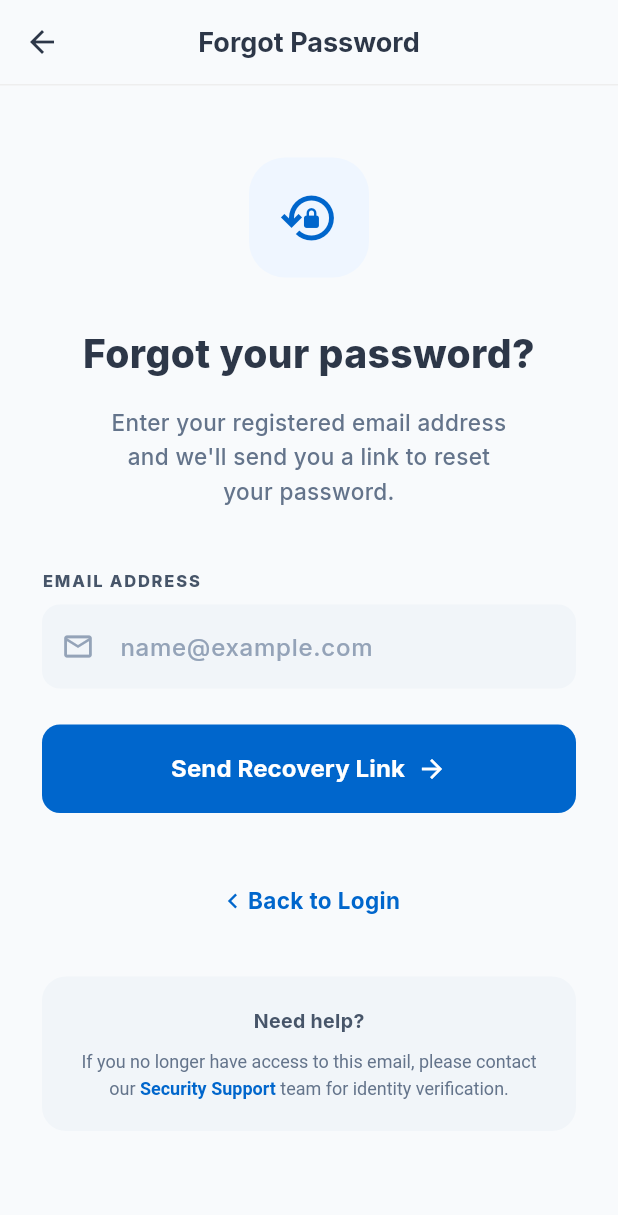
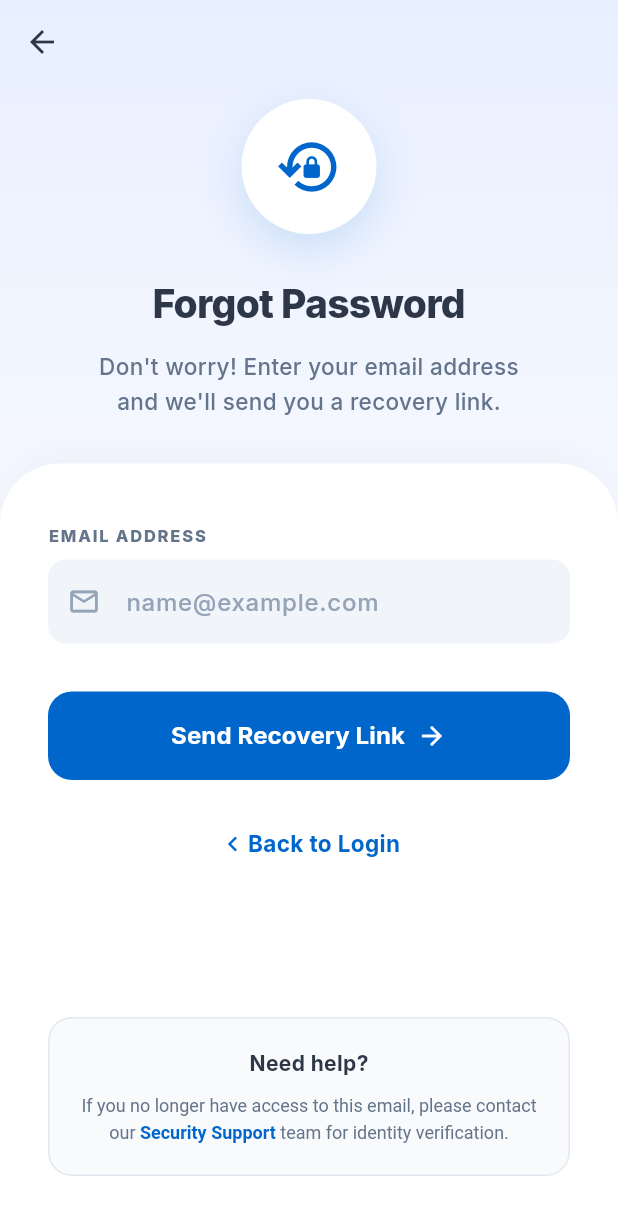
Before and after one commit to langss1/Uangku, a Flutter app: the ForgotPasswordScreen screen opened directly, on a phone screen of 412 x 824 dp. Shown: the top 1215 px of the screen. Run offline on Flutter 3.47's test engine with Material 3 defaults, Android fonts, the phone set to English and light mode, and no system bars; our stand-ins replace camera, connectivity_plus, fl_chart, flutter_dotenv, flutter_local_notifications, flutter_markdown_plus and 9 more; missing offline and left inert: google_mlkit_text_recognition, workmanager; accounts and stored records are empty; statements that could not run were skipped.

Commit message:
Redesign forgot & reset password pages to premium layout

```diff
--- a/uangku_app/lib/features/auth/forgot_password_screen.dart
+++ b/uangku_app/lib/features/auth/forgot_password_screen.dart
@@ -78,73 +78,74 @@ class _ForgotPasswordScreenState extends State<ForgotPasswordScreen> {
   Widget build(BuildContext context) {
     return Scaffold(
       backgroundColor: const Color(0xFFF8FAFC),
+      extendBodyBehindAppBar: true,
       appBar: AppBar(
-        backgroundColor: const Color(0xFFF8FAFC),
+        backgroundColor: Colors.transparent,
         elevation: 0,
         leading: IconButton(
           icon: const Icon(Icons.arrow_back, color: AppColors.textDark),
           onPressed: () => Navigator.of(context).pop(),
         ),
-        title: const Text(
-          'Forgot Password',
-          style: TextStyle(
-            color: AppColors.textDark,
-            fontWeight: FontWeight.w700,
-            fontSize: 18,
+      ),
+      body: Container(
+        decoration: const BoxDecoration(
+          gradient: LinearGradient(
+            begin: Alignment.topCenter,
+            end: Alignment.bottomCenter,
+            colors: [
+              Color(0xFFE8EFFF), // Slightly blue
+              Color(0xFFF5F8FF),
+              Colors.white,
+            ],
+            stops: [0.0, 0.4, 1.0],
           ),
         ),
-        centerTitle: true,
-        bottom: PreferredSize(
-          preferredSize: const Size.fromHeight(1.0),
-          child: Container(
-            color: Colors.grey.shade200,
-            height: 1.0,
+        child: SafeArea(
+          bottom: false,
+          child: CustomScrollView(
+            physics: const ClampingScrollPhysics(),
+            slivers: [
+              SliverToBoxAdapter(
+                child: Padding(
+                  padding: const EdgeInsets.only(top: 10, bottom: 30, left: 24, right: 24),
+                  child: Column(
+                    children: [
+                      // Header Icon with premium glow
+                      Container(
+                        width: 90,
+                        height: 90,
+                        decoration: BoxDecoration(
+                          color: Colors.white,
+                          shape: BoxShape.circle,
+                          boxShadow: [
+                            BoxShadow(
+                              color: const Color(0xFF0066CC).withOpacity(0.15),
+                              blurRadius: 25,
+                              offset: const Offset(0, 10),
                             ),
+                          ],
                         ),
-      ),
-      body: SafeArea(
-        child: SingleChildScrollView(
-          padding: const EdgeInsets.symmetric(horizontal: 28.0),
-          child: Column(
-            crossAxisAlignment: CrossAxisAlignment.stretch,
-            children: [
-              const SizedBox(height: 48),
-
-              // Icon
-              Center(
-                child: Container(
-                  width: 80,
-                  height: 80,
-                  decoration: BoxDecoration(
-                    color: const Color(0xFFEFF6FF), // extremely light blue
-                    borderRadius: BorderRadius.circular(24),
-                  ),
-                  child: const Icon(
+                        child: const Center(
+                          child: Icon(
                             Icons.lock_reset_outlined,
-                    size: 40,
+                            size: 44,
                             color: Color(0xFF0066CC),
                           ),
                         ),
                       ),
-
-              const SizedBox(height: 32),
-
-              // Title
+                      const SizedBox(height: 28),
                       const Text(
-                'Forgot your password?',
-                textAlign: TextAlign.center,
+                        'Forgot Password',
                         style: TextStyle(
                           fontSize: 26,
                           fontWeight: FontWeight.w800,
                           color: AppColors.textDark,
+                          letterSpacing: -0.5,
                         ),
                       ),
-
-              const SizedBox(height: 16),
-
-              // Subtitle
+                      const SizedBox(height: 12),
                       const Text(
-                "Enter your registered email address\nand we'll send you a link to reset\nyour password.",
+                        "Don't worry! Enter your email address\nand we'll send you a recovery link.",
                         textAlign: TextAlign.center,
                         style: TextStyle(
                           fontSize: 15,
@@ -153,16 +154,39 @@ class _ForgotPasswordScreenState extends State<ForgotPasswordScreen> {
                           height: 1.5,
                         ),
                       ),
+                    ],
+                  ),
+                ),
+              ),
 
-              const SizedBox(height: 40),
-
-              // Form Email
+              // Bottom Form Container (Spans full width)
+              SliverFillRemaining(
+                hasScrollBody: false,
+                child: Container(
+                  padding: const EdgeInsets.fromLTRB(32, 40, 32, 40),
+                  decoration: BoxDecoration(
+                    color: Colors.white,
+                    borderRadius: const BorderRadius.only(
+                      topLeft: Radius.circular(40),
+                      topRight: Radius.circular(40),
+                    ),
+                    boxShadow: [
+                      BoxShadow(
+                        color: Colors.black.withOpacity(0.03),
+                        blurRadius: 20,
+                        offset: const Offset(0, -5),
+                      ),
+                    ],
+                  ),
+                  child: Column(
+                    crossAxisAlignment: CrossAxisAlignment.stretch,
+                    children: [
                       const Text(
                         'EMAIL ADDRESS',
                         style: TextStyle(
                           fontSize: 11,
                           fontWeight: FontWeight.w800,
-                  color: Color(0xFF475569),
+                          color: Color(0xFF64748B),
                           letterSpacing: 1.2,
                         ),
                       ),
@@ -201,7 +225,7 @@ class _ForgotPasswordScreenState extends State<ForgotPasswordScreen> {
                         ),
                       ),
 
-              const SizedBox(height: 24),
+                      const SizedBox(height: 32),
 
                       // Send Button
                       ElevatedButton(
@@ -211,7 +235,7 @@ class _ForgotPasswordScreenState extends State<ForgotPasswordScreen> {
                           foregroundColor: Colors.white,
                           padding: const EdgeInsets.symmetric(vertical: 18),
                           shape: RoundedRectangleBorder(
-                    borderRadius: BorderRadius.circular(12),
+                            borderRadius: BorderRadius.circular(16),
                           ),
                           elevation: 0,
                         ),
@@ -237,7 +261,7 @@ class _ForgotPasswordScreenState extends State<ForgotPasswordScreen> {
                               ),
                       ),
 
-              const SizedBox(height: 48),
+                      const SizedBox(height: 32),
 
                       // Back to Login
                       Center(
@@ -260,23 +284,25 @@ class _ForgotPasswordScreenState extends State<ForgotPasswordScreen> {
                         ),
                       ),
 
-              const SizedBox(height: 40),
+                      const Spacer(),
+                      const SizedBox(height: 32),
 
-              // Footer Card
+                      // Need Help Card
                       Container(
                         padding: const EdgeInsets.all(20),
                         decoration: BoxDecoration(
-                  color: const Color(0xFFF1F5F9),
+                          color: const Color(0xFFF8FAFC),
                           borderRadius: BorderRadius.circular(16),
+                          border: Border.all(color: const Color(0xFFE2E8F0)),
                         ),
                         child: Column(
                           children: [
                             const Text(
                               'Need help?',
                               style: TextStyle(
+                                fontSize: 14,
                                 fontWeight: FontWeight.w700,
-                        color: Color(0xFF475569),
-                        fontSize: 13,
+                                color: AppColors.textDark,
                               ),
                             ),
                             const SizedBox(height: 8),
@@ -284,9 +310,9 @@ class _ForgotPasswordScreenState extends State<ForgotPasswordScreen> {
                               textAlign: TextAlign.center,
                               text: const TextSpan(
                                 style: TextStyle(
+                                  fontSize: 12,
                                   color: Color(0xFF64748B),
                                   height: 1.5,
-                          fontSize: 12,
                                 ),
                                 children: [
                                   TextSpan(text: 'If you no longer have access to this email, please contact our '),
@@ -304,8 +330,10 @@ class _ForgotPasswordScreenState extends State<ForgotPasswordScreen> {
                           ],
                         ),
                       ),
-
-              const SizedBox(height: 24),
+                    ],
+                  ),
+                ),
+              ),
             ],
           ),
         ),
```
Also changed, not shown: uangku_app/lib/features/auth/reset_password_screen.dart (+97 -38 lines). Lines whose indentation alone changed are shown as unchanged.
